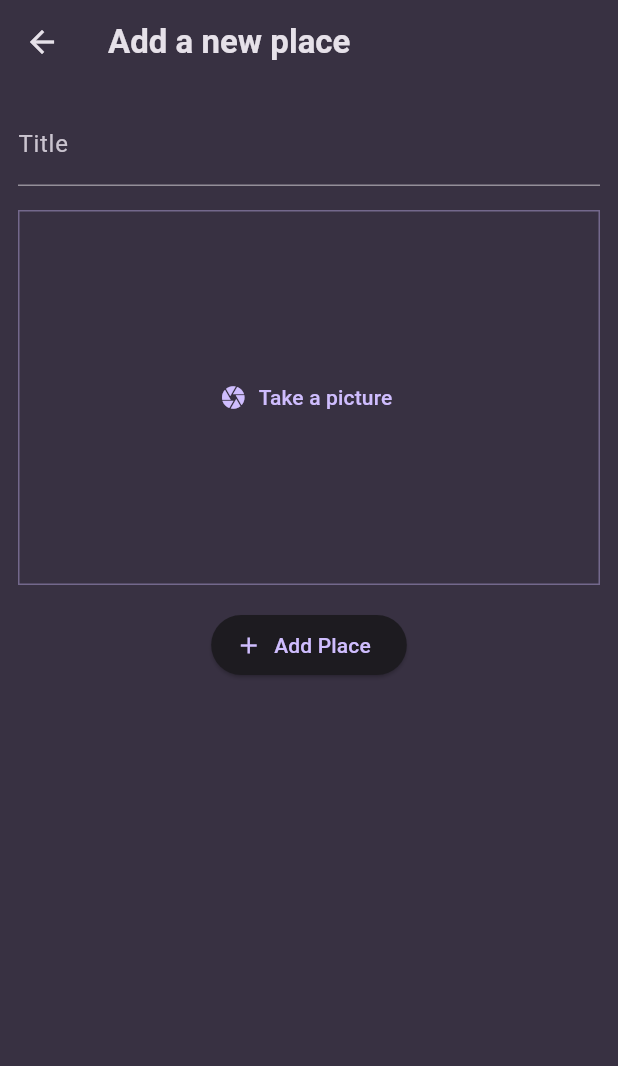
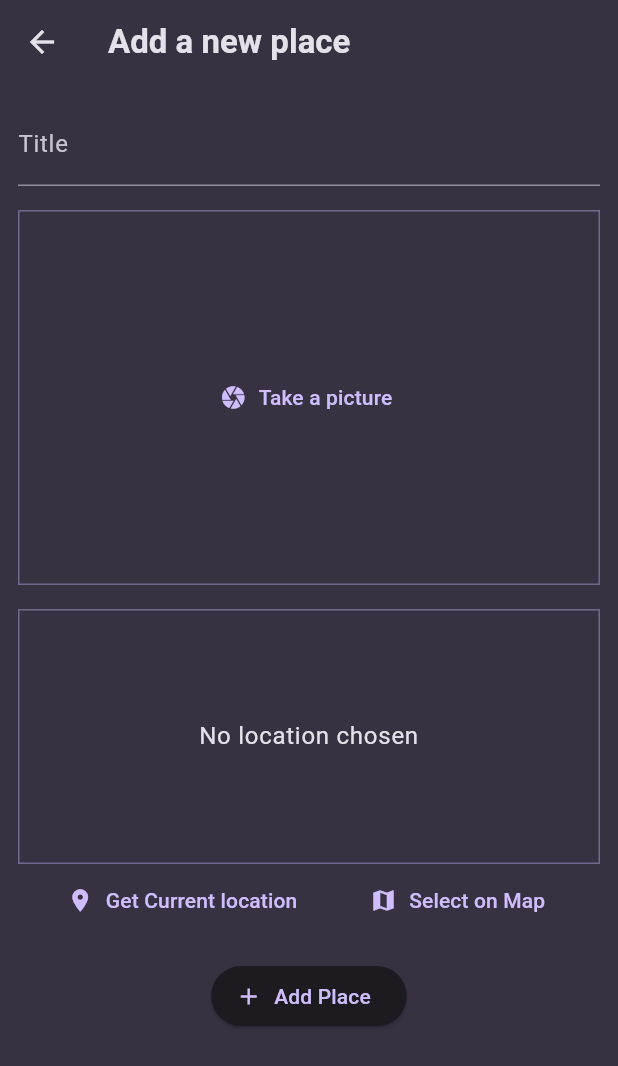
Before and after one commit to Gus41/Flutter, a Flutter app: the AddPlaceScreen screen opened directly, on a phone screen of 412 x 824 dp. Shown: the top 1066 px of the screen. Run offline on Flutter 3.47's test engine with Material 3 defaults, Android fonts, the phone set to English and light mode, and no system bars; our stand-ins replace flutter_riverpod, google_fonts, image_picker, location, sqflite, transparent_image; accounts and stored records are empty.

Commit message:
finished favorite places app

```diff
--- a/fundamentals/favorite_places/lib/models/place.dart
+++ b/fundamentals/favorite_places/lib/models/place.dart
@@ -4,10 +4,19 @@ import 'package:uuid/uuid.dart';
 
 const uuid = Uuid();
 
+class PlaceLocation {
+  const PlaceLocation({required this.latitude, required this.longitude});
+
+  final String latitude;
+  final String longitude;
+}
+
 class Place {
-  Place({required this.title, required this.image}) : id = uuid.v4();
+  Place({required this.title, required this.image, required this.location, id})
+      : id = id ?? uuid.v4();
 
   final String title;
   final String id;
   final File image;
+  final PlaceLocation location;
 }
--- a/fundamentals/favorite_places/lib/screens/add_place.dart
+++ b/fundamentals/favorite_places/lib/screens/add_place.dart
@@ -1,7 +1,9 @@
 import 'dart:io';
 
+import 'package:favorite_places/models/place.dart';
 import 'package:favorite_places/providers/user_places.dart';
 import 'package:favorite_places/widgets/image_input.dart';
+import 'package:favorite_places/widgets/location_input.dart';
 import 'package:flutter/material.dart';
 import 'package:flutter_riverpod/flutter_riverpod.dart';
 
@@ -17,6 +19,7 @@ class AddPlaceScreen extends ConsumerStatefulWidget {
 class _AddPLaceScreen extends ConsumerState<AddPlaceScreen> {
   final _titleControler = TextEditingController();
   File? _selectedImage;
+  PlaceLocation? _location;
 
   @override
   void dispose() {
@@ -27,19 +30,23 @@ class _AddPLaceScreen extends ConsumerState<AddPlaceScreen> {
   void _savePlace() {
     final enteredText = _titleControler.text;
 
-    if (enteredText.isEmpty || _selectedImage == null) {
+    if (enteredText.isEmpty || _selectedImage == null || _location == null) {
       print("Error in validation");
       return;
     }
     ref
         .read(userPlacesProvider.notifier)
-        .addPlace(enteredText, _selectedImage!);
+        .addPlace(enteredText, _selectedImage!, _location!);
 
     Navigator.of(context).pop();
   }
 
   void onSelectImage(File img) {
     _selectedImage = img;
+  }
+
+  void onSelectLocation(PlaceLocation location) {
+    _location = location;
   }
 
   @override
@@ -65,6 +72,12 @@ class _AddPLaceScreen extends ConsumerState<AddPlaceScreen> {
             const SizedBox(
               height: 16,
             ),
+            LocationInput(
+              onSelectLocation: onSelectLocation,
+            ),
+            const SizedBox(
+              height: 16,
+            ),
             ElevatedButton.icon(
                 onPressed: _savePlace,
                 icon: const Icon(Icons.add),
--- /dev/null
+++ b/fundamentals/favorite_places/lib/widgets/location_input.dart
@@ -0,0 +1,114 @@
+import 'package:favorite_places/models/place.dart';
+import 'package:flutter/material.dart';
+import 'package:location/location.dart';
+
+class LocationInput extends StatefulWidget {
+  const LocationInput({super.key, required this.onSelectLocation});
+  final void Function(PlaceLocation location) onSelectLocation;
+
+  @override
+  State<LocationInput> createState() {
+    return _LocationInput();
+  }
+}
+
+class _LocationInput extends State<LocationInput> {
+  PlaceLocation? _pickedLocation;
+  bool _isGettingLocation = false;
+
+  void _getCurrentLocation() async {
+    Location location = Location();
+
+    bool serviceEnabled;
+    PermissionStatus permissionGranted;
+    LocationData locationData;
+
+    serviceEnabled = await location.serviceEnabled();
+    if (!serviceEnabled) {
+      serviceEnabled = await location.requestService();
+      if (!serviceEnabled) {
+        print("rejected");
+        return;
+      }
+    }
+
+    permissionGranted = await location.hasPermission();
+    if (permissionGranted == PermissionStatus.denied) {
+      permissionGranted = await location.requestPermission();
+      if (permissionGranted != PermissionStatus.granted) {
+        print("rejected");
+        return;
+      }
+    }
+
+    setState(() {
+      _isGettingLocation = true;
+    });
+
+    locationData = await location.getLocation();
+
+    setState(() {
+      _isGettingLocation = false;
+      _pickedLocation = PlaceLocation(
+          latitude: locationData.latitude.toString(),
+          longitude: locationData.longitude.toString());
+    });
+    if (_pickedLocation == null) {
+      return;
+    }
+    widget.onSelectLocation(_pickedLocation!);
+  }
+
+  @override
+  Widget build(BuildContext context) {
+    Widget previewCOntent = Text(
+      "No location chosen",
+      textAlign: TextAlign.center,
+      style: Theme.of(context)
+          .textTheme
+          .bodyLarge!
+          .copyWith(color: Theme.of(context).colorScheme.onSurface),
+    );
+
+    if (_isGettingLocation) {
+      previewCOntent = const CircularProgressIndicator();
+    } else if (_pickedLocation != null) {
+      previewCOntent = Column(
+        children: [
+          Text(_pickedLocation!.latitude),
+          Text(_pickedLocation!.longitude)
+        ],
+      );
+    }
+
+    return Column(
+      children: [
+        Container(
+            alignment: Alignment.center,
+            height: 170,
+            width: double.infinity,
+            decoration: BoxDecoration(
+                border: Border.all(
+                    width: 1,
+                    color:
+                        Theme.of(context).colorScheme.primary.withAlpha(100))),
+            child: previewCOntent),
+        Row(
+          mainAxisAlignment: MainAxisAlignment.spaceEvenly,
+          children: [
+            TextButton.icon(
+              onPressed: _getCurrentLocation,
+              label: const Text("Get Current location"),
+              icon: const Icon(Icons.location_on),
+            ),
+            TextButton.icon(
+              onPressed: () {},
+              label: const Text("Select on Map"),
+              icon: const Icon(Icons.map),
+            ),
+          ],
+        )
+      ],
+    );
+  }
+}
--- a/fundamentals/favorite_places/pubspec.yaml
+++ b/fundamentals/favorite_places/pubspec.yaml
@@ -38,6 +38,11 @@ dependencies:
   flutter_riverpod: ^2.6.1
   uuid: ^4.5.1
   image_picker: ^1.1.2
+  location: ^8.0.0
+  http: ^1.3.0
+  path_provider: ^2.1.5
+  path: ^1.9.0
+  sqflite: ^2.4.1
 
 dev_dependencies:
   flutter_test:
```
Also changed, not shown: fundamentals/favorite_places/lib/providers/user_places.dart (+48 -2 lines), fundamentals/favorite_places/lib/screens/place_detail.dart (+33 -6 lines), fundamentals/favorite_places/lib/screens/places.dart (+31 -3 lines), fundamentals/favorite_places/lib/widgets/places_list.dart (+11 -0 lines), fundamentals/favorite_places/pubspec.lock, 1 other file.
